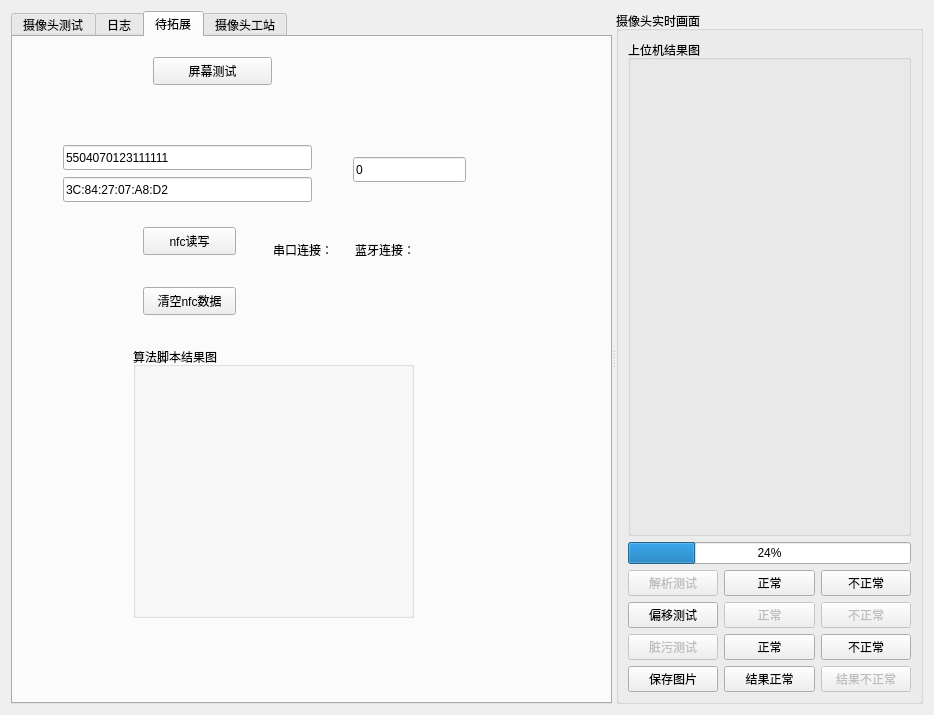
yuhuang163/test, file work_station/camera/cameratest.ui: the form before one commit.
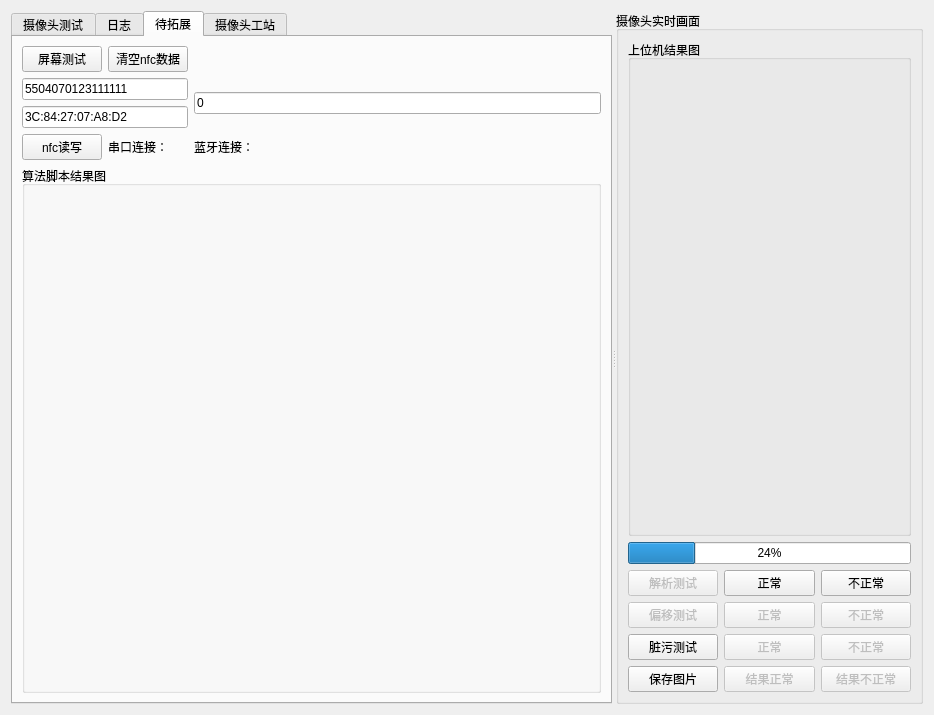
The form after the commit. The open tabs and pages were chosen to show the change.

Commit message: // [DEBUG_VER] 增加sku读写功能，增加测试要求的日志保存，修复ota闪退问题 // [CAMERA_VER] 支持脏污自动化测试，增加测试要求的日志保存 // [IMU_VER] 增加测试要求的日志保存 // [AGE_VER] 增加测试要求的日志保存 // [MOTOR_VER] 增加测试要求的日志保存 // [QC_VER] 增加测试要求的日志保存 // [SCREEN_VER] 增加测试要求的日志保存 // [LIGHT_VER] 增加测试要求的日志保存 // [SINGLE_VER] 增加测试要求的日志保存 // [FREE_VER] 增加测试要求的日志保存 // [PCBA_VER] 增加测试要求的日志保存 //

What changed in the file:
```diff
--- a/work_station/camera/cameratest.ui
+++ b/work_station/camera/cameratest.ui
@@ -256,134 +256,82 @@
        <attribute name="title">
         <string>待拓展</string>
        </attribute>
-       <widget class="QPushButton" name="lcdTestButton">
-        <property name="geometry">
-         <rect>
-          <x>140</x>
-          <y>20</y>
-          <width>119</width>
-          <height>28</height>
-         </rect>
-        </property>
-        <property name="text">
-         <string>屏幕测试</string>
-        </property>
-       </widget>
-       <widget class="QPushButton" name="nfc_write_read">
-        <property name="geometry">
-         <rect>
-          <x>130</x>
-          <y>190</y>
-          <width>93</width>
-          <height>28</height>
-         </rect>
-        </property>
-        <property name="text">
-         <string>nfc读写</string>
-        </property>
-       </widget>
-       <widget class="QLineEdit" name="nfc_sn">
-        <property name="geometry">
-         <rect>
-          <x>50</x>
-          <y>108</y>
-          <width>249</width>
-          <height>25</height>
-         </rect>
-        </property>
-        <property name="text">
-         <string>5504070123111111</string>
-        </property>
-       </widget>
-       <widget class="QPushButton" name="clear_nfc_data">
-        <property name="geometry">
-         <rect>
-          <x>130</x>
-          <y>250</y>
-          <width>93</width>
-          <height>28</height>
-         </rect>
-        </property>
-        <property name="text">
-         <string>清空nfc数据</string>
-        </property>
-       </widget>
-       <widget class="QLineEdit" name="nfc_mac">
-        <property name="geometry">
-         <rect>
-          <x>50</x>
-          <y>140</y>
-          <width>249</width>
-          <height>25</height>
-         </rect>
-        </property>
-        <property name="text">
-         <string>3C:84:27:07:A8:D2</string>
-        </property>
-       </widget>
-       <widget class="QLineEdit" name="nfc_count">
-        <property name="geometry">
-         <rect>
-          <x>340</x>
-          <y>120</y>
-          <width>113</width>
-          <height>25</height>
-         </rect>
-        </property>
-        <property name="text">
-         <string>0</string>
-        </property>
-       </widget>
-       <widget class="QLabel" name="bleStatusLabel">
-        <property name="geometry">
-         <rect>
-          <x>342</x>
-          <y>200</y>
-          <width>75</width>
-          <height>25</height>
-         </rect>
-        </property>
-        <property name="text">
-         <string>蓝牙连接：</string>
-        </property>
-       </widget>
-       <widget class="QLabel" name="uartstate">
-        <property name="geometry">
-         <rect>
-          <x>260</x>
-          <y>200</y>
-          <width>75</width>
-          <height>25</height>
-         </rect>
-        </property>
-        <property name="sizePolicy">
-         <sizepolicy hsizetype="Preferred" vsizetype="Preferred">
-          <horstretch>0</horstretch>
-          <verstretch>0</verstretch>
-         </sizepolicy>
-        </property>
-        <property name="text">
-         <string>串口连接：</string>
-        </property>
-       </widget>
-       <widget class="QGroupBox" name="verticalLayout_py_2">
-        <property name="geometry">
-         <rect>
-          <x>120</x>
-          <y>310</y>
-          <width>281</width>
-          <height>271</height>
-         </rect>
-        </property>
-        <property name="title">
-         <string>算法脚本结果图</string>
-        </property>
-        <layout class="QVBoxLayout" name="verticalLayout_py">
-         <property name="topMargin">
-          <number>1</number>
-         </property>
-        </layout>
-       </widget>
+       <layout class="QGridLayout" name="gridLayout_6">
+        <item row="3" column="1">
+         <widget class="QLabel" name="uartstate">
+          <property name="sizePolicy">
+           <sizepolicy hsizetype="Preferred" vsizetype="Preferred">
+            <horstretch>0</horstretch>
+            <verstretch>0</verstretch>
+           </sizepolicy>
+          </property>
+          <property name="text">
+           <string>串口连接：</string>
+          </property>
+         </widget>
+        </item>
+        <item row="1" column="0" colspan="2">
+         <widget class="QLineEdit" name="nfc_sn">
+          <property name="text">
+           <string>5504070123111111</string>
+          </property>
+         </widget>
+        </item>
+        <item row="3" column="2">
+         <widget class="QLabel" name="bleStatusLabel">
+          <property name="text">
+           <string>蓝牙连接：</string>
+          </property>
+         </widget>
+        </item>
+        <item row="5" column="0" colspan="3">
+         <widget class="QGroupBox" name="verticalLayout_py_2">
+          <property name="title">
+           <string>算法脚本结果图</string>
+          </property>
+          <layout class="QVBoxLayout" name="verticalLayout_py">
+           <property name="topMargin">
+            <number>1</number>
+           </property>
+          </layout>
+         </widget>
+        </item>
+        <item row="2" column="0" colspan="2">
+         <widget class="QLineEdit" name="nfc_mac">
+          <property name="text">
+           <string>3C:84:27:07:A8:D2</string>
+          </property>
+         </widget>
+        </item>
+        <item row="0" column="0">
+         <widget class="QPushButton" name="lcdTestButton">
+          <property name="text">
+           <string>屏幕测试</string>
+          </property>
+         </widget>
+        </item>
+        <item row="3" column="0">
+         <widget class="QPushButton" name="nfc_write_read">
+          <property name="text">
+           <string>nfc读写</string>
+          </property>
+         </widget>
+        </item>
+        <item row="0" column="1">
+         <widget class="QPushButton" name="clear_nfc_data">
+          <property name="text">
+           <string>清空nfc数据</string>
+          </property>
+         </widget>
+        </item>
+        <item row="1" column="2" rowspan="2">
+         <widget class="QLineEdit" name="nfc_count">
+          <property name="text">
+           <string>0</string>
+          </property>
+         </widget>
+        </item>
+       </layout>
       </widget>
       <widget class="QWidget" name="tab_13">
        <attribute name="title">
@@ -693,6 +641,9 @@
          </item>
          <item>
           <widget class="QPushButton" name="normal">
+           <property name="enabled">
+            <bool>false</bool>
+           </property>
            <property name="text">
             <string>结果正常</string>
            </property>
@@ -771,6 +722,9 @@
           <layout class="QHBoxLayout" name="horizontalLayout_11">
            <item>
             <widget class="QPushButton" name="OffsetTest">
+             <property name="enabled">
+              <bool>false</bool>
+             </property>
              <property name="sizePolicy">
               <sizepolicy hsizetype="Preferred" vsizetype="Fixed">
                <horstretch>0</horstretch>
@@ -809,7 +763,7 @@
            <item>
             <widget class="QPushButton" name="DirtyTestButton">
              <property name="enabled">
-              <bool>false</bool>
+              <bool>true</bool>
              </property>
              <property name="sizePolicy">
               <sizepolicy hsizetype="Preferred" vsizetype="Fixed">
@@ -824,6 +778,9 @@
            </item>
            <item>
             <widget class="QPushButton" name="zw_normal">
+             <property name="enabled">
+              <bool>false</bool>
+             </property>
              <property name="text">
               <string>正常</string>
              </property>
@@ -831,6 +788,9 @@
            </item>
            <item>
             <widget class="QPushButton" name="zw_abnormal">
+             <property name="enabled">
+              <bool>false</bool>
+             </property>
              <property name="text">
               <string>不正常</string>
              </property>
```
The commit also changes 15 other files.
